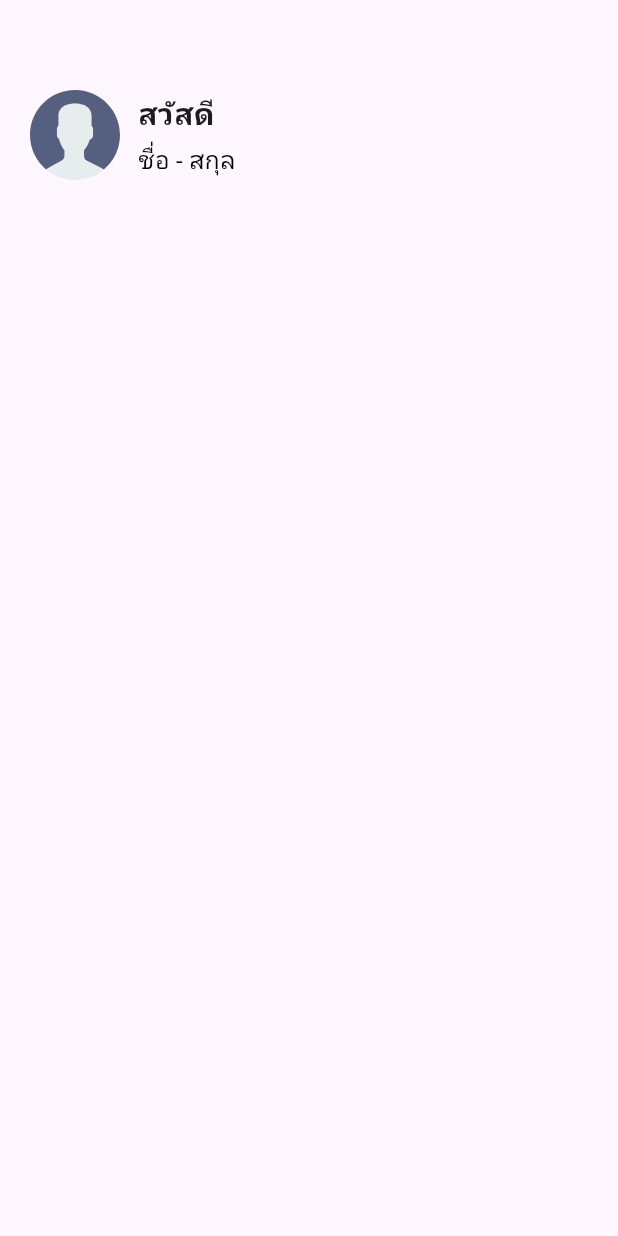
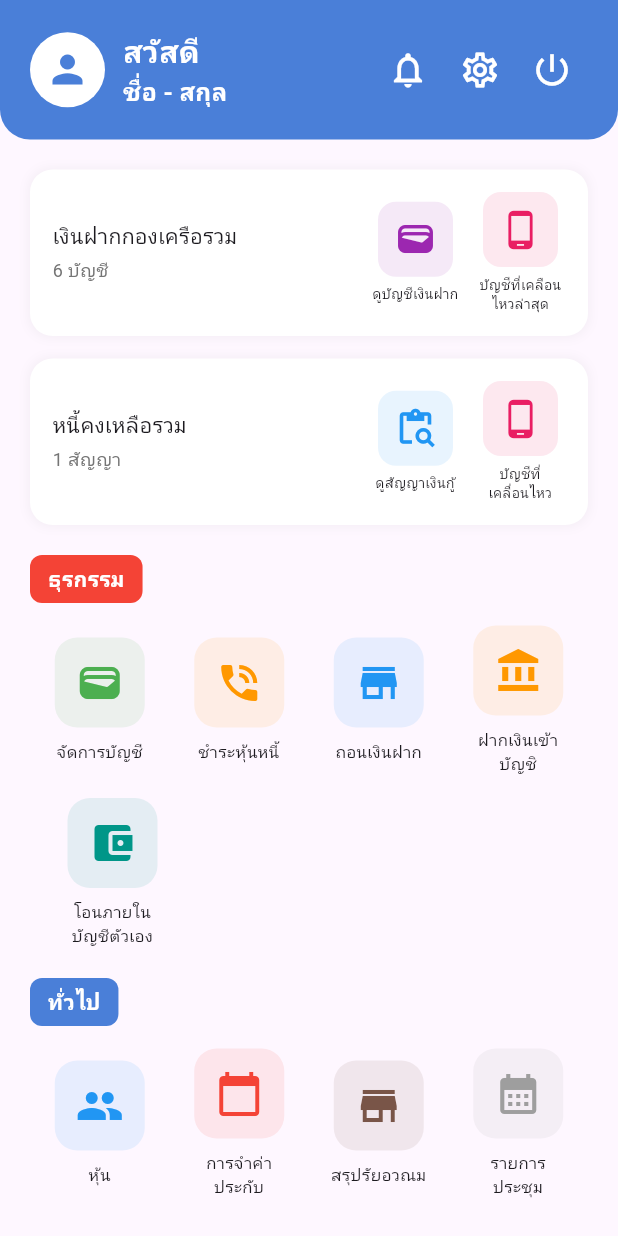
Before and after one commit to DemoEto/sko_flutter, a Flutter app: the HomePage screen opened directly, on a phone screen of 412 x 824 dp. Run offline on Flutter 3.47's test engine with Material 3 defaults, Android fonts, the phone set to English and light mode, and no system bars; our stand-ins replace flutter_svg; network calls fail.

```diff
--- a/lib/home/presentation/home_page.dart
+++ b/lib/home/presentation/home_page.dart
@@ -1,5 +1,8 @@
 import 'package:flutter/material.dart';
-import 'package:sko_flutter/home/presentation/user_widget.dart';
+import 'package:sko_flutter/home/presentation/widgets/titlenameWidget.dart';
+import 'package:sko_flutter/home/presentation/widgets/walletWidget.dart';
+import 'package:sko_flutter/home/presentation/widgets/transectionWidget.dart';
+import 'package:sko_flutter/home/presentation/widgets/generalWidget.dart';
 
 class HomePage extends StatefulWidget {
   const HomePage({super.key});
@@ -12,11 +15,31 @@ class _HomePageState extends State<HomePage> {
   @override
   Widget build(BuildContext context) {
     return Scaffold(
-      body: Column(
-        children: [
-          const SizedBox(height: 60,),
-          titlename(),
-        ],
+      body: SafeArea(
+        child: SingleChildScrollView(
+          child: Column(
+            crossAxisAlignment: CrossAxisAlignment.start,
+            children: const[
+              titlenameWidget(),
+              SizedBox(height: 20),
+
+              // ส่วนที่ 2: Wallet Section
+              walletWidget(),
+
+              SizedBox(height: 20),
+
+              // ส่วนที่ 3: Transaction Section
+              transactionWidget(),
+
+              SizedBox(height: 20),
+
+              // ส่วนที่ 4: General Section
+              generalWidget(),
+
+              SizedBox(height: 20),
+            ],
+          ),
+        ),
       ),
     );
   }
--- a/lib/home/presentation/user_widget.dart
+++ /dev/null
@@ -1,33 +0,0 @@
-import 'package:flutter/material.dart';
-import 'package:flutter_svg/flutter_svg.dart';
-
-Widget titlename() {
-  return Row(
-    mainAxisAlignment: MainAxisAlignment.start,
-    mainAxisSize: MainAxisSize.max,
-    children: [
-      const SizedBox(width: 20),
-      SvgPicture.asset('assets/icons/memberinfo_user.svg',
-        width: 60,
-        height: 60,
-      ),
-
-      const SizedBox(width: 12),
-
-      Column(
-        crossAxisAlignment: CrossAxisAlignment.start,
-        children: const [
-          Text(
-            "สวัสดี",
-            style: TextStyle(fontSize: 20, fontWeight: FontWeight.bold),
-          ),
-          SizedBox(height: 4),
-          Text(
-            "ชื่อ - สกุล", //TODO: string name
-            style: TextStyle(fontSize: 16, color: Colors.black),
-          ),
-        ],
-      ),
-    ],
-  );
-}
--- a/lib/home/presentation/wallet_widget.dart
+++ /dev/null
@@ -1,9 +0,0 @@
-import 'package:flutter/material.dart';
-
-Widget wallet() {
-  return Column(
-    children: [
-      SizedBox()
-    ],
-  );
-}
--- /dev/null
+++ b/lib/home/presentation/widgets/generalWidget.dart
@@ -0,0 +1,69 @@
+import 'package:flutter/material.dart';
+
+// Widget ที่ 4: General Widget
+class generalWidget extends StatelessWidget {
+  const generalWidget({Key? key}) : super(key: key);
+
+  @override
+  Widget build(BuildContext context) {
+    return Padding(
+      padding: const EdgeInsets.symmetric(horizontal: 20),
+      child: Column(
+        crossAxisAlignment: CrossAxisAlignment.start,
+        children: [
+          Container(
+            padding: const EdgeInsets.symmetric(horizontal: 12, vertical: 6),
+            decoration: BoxDecoration(
+              color: const Color(0xFF4A7FD8),
+              borderRadius: BorderRadius.circular(8),
+            ),
+            child: const Text(
+              'ทั่วไป',
+              style: TextStyle(
+                color: Colors.white,
+                fontWeight: FontWeight.bold,
+                fontSize: 14,
+              ),
+            ),
+          ),
+          const SizedBox(height: 15),
+          Row(
+            mainAxisAlignment: MainAxisAlignment.spaceAround,
+            children: [
+              _buildGeneralItem(Icons.people, 'หุ้น', Colors.blue),
+              _buildGeneralItem(Icons.calendar_today, 'การจำค่าประกับ', Colors.red),
+              _buildGeneralItem(Icons.store_mall_directory, 'สรุปรัยอวณม', Colors.brown),
+              _buildGeneralItem(Icons.calendar_month, 'รายการ\nประชุม', Colors.grey),
+            ],
+          ),
+        ],
+      ),
+    );
+  }
+
+  Widget _buildGeneralItem(IconData icon, String label, Color color) {
+    return Column(
+      children: [
+        Container(
+          width: 60,
+          height: 60,
+          decoration: BoxDecoration(
+            color: color.withOpacity(0.1),
+            borderRadius: BorderRadius.circular(15),
+          ),
+          child: Icon(icon, color: color, size: 32),
+        ),
+        const SizedBox(height: 8),
+        SizedBox(
+          width: 70,
+          child: Text(
+            label,
+            textAlign: TextAlign.center,
+            style: const TextStyle(fontSize: 11),
+            maxLines: 2,
+          ),
+        ),
+      ],
+    );
+  }
+}
--- /dev/null
+++ b/lib/home/presentation/widgets/titlenameWidget.dart
@@ -0,0 +1,135 @@
+import 'package:flutter/material.dart';
+import 'package:flutter_svg/flutter_svg.dart';
+import 'package:sko_flutter/notification/presentation/notification_page.dart';
+import 'package:sko_flutter/setting/presentation/setting_page.dart';
+
+class titlenameWidget extends StatelessWidget {
+  const titlenameWidget({super.key});
+
+  void _showNotifications(BuildContext context) {
+    Navigator.push(
+      context,
+      MaterialPageRoute(builder: (context) => const NotificationPage()),
+    );
+  }
+
+  void _showSettings(BuildContext context) {
+    Navigator.push(
+      context,
+      MaterialPageRoute(builder: (context) => const SettingPage()),
+    );
+  }
+
+  void _showLogout(BuildContext context) {
+    showDialog(
+      context: context,
+      builder: (BuildContext context) {
+        return AlertDialog(
+          title: const Text('ออกจากระบบ'),
+          content: const Text('คุณต้องการออกจากระบบหรือไม่?'),
+          actions: [
+            TextButton(
+              onPressed: () => Navigator.pop(context),
+              child: const Text('ยกเลิก'),
+            ),
+            TextButton(
+              onPressed: () {
+                Navigator.pop(context);
+                ScaffoldMessenger.of(context).showSnackBar(
+                  const SnackBar(content: Text('ออกจากระบบสำเร็จ')),
+                );
+              },
+              child: const Text('ยืนยัน'),
+            ),
+          ],
+        );
+      },
+    );
+  }
+
+  @override
+  Widget build(BuildContext context) {
+    return Container(
+      padding: const EdgeInsets.all(20),
+      decoration: const BoxDecoration(
+        color: Color(0xFF4A7FD8),
+        borderRadius: BorderRadius.only(
+          bottomLeft: Radius.circular(20),
+          bottomRight: Radius.circular(20),
+        ),
+      ),
+      child: Row(
+        mainAxisAlignment: MainAxisAlignment.spaceBetween,
+        children: [
+          Row(
+            children: [
+              Container(
+                width: 50,
+                height: 50,
+                decoration: BoxDecoration(
+                  color: Colors.white,
+                  borderRadius: BorderRadius.circular(25),
+                ),
+                child: const Icon(
+                  Icons.person,
+                  color: Color(0xFF4A7FD8),
+                  size: 30,
+                ),
+              ),
+              const SizedBox(width: 12),
+              Column(
+                crossAxisAlignment: CrossAxisAlignment.start,
+                children: [
+                  const Text(
+                    'สวัสดี',
+                    style: TextStyle(
+                      color: Colors.white,
+                      fontSize: 20,
+                      fontWeight: FontWeight.bold,
+                    ),
+                  ),
+                  const Text(
+                    'ชื่อ - สกุล', //todo: show name of user
+                    style: TextStyle(
+                      color: Colors.white,
+                      fontSize: 16,
+                      fontWeight: FontWeight.bold,
+                    ),
+                  ),
+                ],
+              ),
+            ],
+          ),
+          Row(
+            children: [
+              IconButton(
+                icon: const Icon(
+                  Icons.notifications_outlined,
+                  color: Colors.white,
+                  size: 28,
+                ),
+                onPressed: () => _showNotifications(context),
+              ),
+              IconButton(
+                icon: const Icon(
+                  Icons.settings_outlined,
+                  color: Colors.white,
+                  size: 28,
+                ),
+                onPressed: () => _showSettings(context),
+              ),
+              IconButton(
+                icon: const Icon(
+                  Icons.power_settings_new,
+                  color: Colors.white,
+                  size: 28,
+                ),
+                onPressed: () => _showLogout(context),
+              ),
+            ],
+          ),
+        ],
+      ),
+    );
+  }
+}
--- /dev/null
+++ b/lib/home/presentation/widgets/transectionWidget.dart
@@ -0,0 +1,89 @@
+import 'package:flutter/material.dart';
+import 'package:sko_flutter/login/presentation/login_page.dart';
+
+class transactionWidget extends StatelessWidget {
+  const transactionWidget({Key? key}) : super(key: key);
+
+  @override
+  Widget build(BuildContext context) {
+    return Padding(
+      padding: const EdgeInsets.symmetric(horizontal: 20),
+      child: Column(
+        crossAxisAlignment: CrossAxisAlignment.start,
+        children: [
+          Container(
+            padding: const EdgeInsets.symmetric(horizontal: 12, vertical: 6),
+            decoration: BoxDecoration(
+              color: Colors.red,
+              borderRadius: BorderRadius.circular(8),
+            ),
+            child: const Text(
+              'ธุรกรรม',
+              style: TextStyle(
+                color: Colors.white,
+                fontWeight: FontWeight.bold,
+                fontSize: 14,
+              ),
+            ),
+          ),
+          const SizedBox(height: 15),
+          Row(
+            mainAxisAlignment: MainAxisAlignment.spaceAround,
+            children: [
+              _buildTransactionItem(Icons.wallet, 'จัดการบัญชี', Colors.green),
+              _buildTransactionItem(
+                Icons.phone_in_talk,
+                'ชำระหุ้นหนี้',
+                Colors.orange,
+              ),
+              _buildTransactionItem(Icons.store, 'ถอนเงินฝาก', Colors.blue),
+              _buildTransactionItem(
+                Icons.account_balance,
+                'ฝากเงินเข้า\nบัญชิ',
+                Colors.orange,
+              ),
+            ],
+          ),
+          const SizedBox(height: 15),
+          Row(
+            mainAxisAlignment: MainAxisAlignment.start,
+            children: [
+              const SizedBox(width: 20),
+              _buildTransactionItem(
+                Icons.account_balance_wallet,
+                'โอนภายในบัญชีตัวเอง',
+                Colors.teal,
+              ),
+            ],
+          ),
+        ],
+      ),
+    );
+  }
+
+  Widget _buildTransactionItem(IconData icon, String label, Color color,) {
+    return Column(
+      children: [
+        Container(
+            width: 60,
+            height: 60,
+            decoration: BoxDecoration(
+              color: color.withOpacity(0.1),
+              borderRadius: BorderRadius.circular(15),
+            ),
+            child: Icon(icon, color: color, size: 32),
+        ),
+        const SizedBox(height: 8),
+        SizedBox(
+          width: 70,
+          child: Text(
+            label,
+            textAlign: TextAlign.center,
+            style: const TextStyle(fontSize: 11),
+            maxLines: 2,
+          ),
+        ),
+      ],
+    );
+  }
+}
--- /dev/null
+++ b/lib/home/presentation/widgets/walletWidget.dart
@@ -0,0 +1,123 @@
+import 'package:flutter/material.dart';
+import 'package:sko_flutter/saveing_account/presentation/saving_account_page.dart';
+import 'package:sko_flutter/saveing_account/presentation/recently_active_accounts_page.dart';
+import 'package:sko_flutter/loan_contract/presentation/loan_contract_page.dart';
+import 'package:sko_flutter/loan_contract/presentation/recently_active_loanaccounts_page.dart';
+
+
+
+class walletWidget extends StatelessWidget {
+  const walletWidget({Key? key}) : super(key: key);
+
+  @override
+  Widget build(BuildContext context) {
+    return Padding(
+      padding: const EdgeInsets.symmetric(horizontal: 20),
+      child: Column(
+        children: [
+          _buildWalletCard(
+            'เงินฝากกองเครือรวม',
+            '6 บัญชี', //todo: show number of saving account
+            [
+              _buildIconButton(context, Icons.wallet, 'ดูบัญชีเงินฝาก', Colors.purple, const SavingAccountPage()),
+              _buildIconButton(context, Icons.phone_android, 'บัญชีที่เคลือนไหวล่าสุด', Colors.pink, const RecentlyActiveAccountsPage()),
+            ],
+          ),
+          const SizedBox(height: 15),
+          _buildWalletCard(
+            'หนี้คงเหลือรวม',
+            '1 สัญญา', //todo: show number of contract
+            [
+              _buildIconButton(context, Icons.content_paste_search_outlined, 'ดูสัญญาเงินกู้', Colors.blue, const LoanContractPage()),
+              _buildIconButton(context, Icons.phone_android, 'บัญชีที่เคลื่อนไหวล่าสุด', Colors.pink, const RecentlyActiveLoanaccountsPage()),
+            ],
+          ),
+        ],
+      ),
+    );
+  }
+
+  Widget _buildWalletCard(String title, String subtitle, List<Widget> actions) {
+    return Container(
+      padding: const EdgeInsets.all(15),
+      decoration: BoxDecoration(
+        color: Colors.white,
+        borderRadius: BorderRadius.circular(15),
+        boxShadow: [
+          BoxShadow(
+            color: Colors.grey.withOpacity(0.1),
+            spreadRadius: 1,
+            blurRadius: 5,
+          ),
+        ],
+      ),
+      child: Row(
+        mainAxisAlignment: MainAxisAlignment.spaceBetween,
+        children: [
+          Column(
+            crossAxisAlignment: CrossAxisAlignment.start,
+            children: [
+              Text(
+                title,
+                style: const TextStyle(
+                  fontSize: 14,
+                  fontWeight: FontWeight.w500,
+                ),
+              ),
+              const SizedBox(height: 4),
+              Text(
+                subtitle,
+                style: TextStyle(
+                  fontSize: 12,
+                  color: Colors.grey[600],
+                ),
+              ),
+            ],
+          ),
+          Row(
+            children: actions,
+          ),
+        ],
+      ),
+    );
+  }
+
+  Widget _buildIconButton(BuildContext context, IconData icon, String label, Color color, Widget page) {
+    return Padding(
+      padding: const EdgeInsets.only(left: 10),
+      child: InkWell(
+        onTap: () {
+          Navigator.push(
+            context,
+            MaterialPageRoute(
+              builder:(context) => page,
+            )
+          );
+        },
+        child: Column(
+        children: [
+          Container(
+            width: 50,
+            height: 50,
+            decoration: BoxDecoration(
+              color: color.withOpacity(0.1),
+              borderRadius: BorderRadius.circular(12),
+            ),
+            child: Icon(icon, color: color, size: 28),
+          ),
+          const SizedBox(height: 5),
+          SizedBox(
+            width: 60,
+            child: Text(
+              label,
+              textAlign: TextAlign.center,
+              style: const TextStyle(fontSize: 9),
+              maxLines: 2,
+            ),
+          ),
+        ],
+      ),
+      )
+    );
+  }
+}
--- /dev/null
+++ b/lib/loan_contract/presentation/loan_contract_page.dart
@@ -0,0 +1,10 @@
+import 'package:flutter/material.dart';
+
+class LoanContractPage extends StatelessWidget {
+  const LoanContractPage({super.key});
+
+  @override
+  Widget build(BuildContext context) {
+    return const Placeholder();
+  }
+}
--- /dev/null
+++ b/lib/loan_contract/presentation/recently_active_loanaccounts_page.dart
@@ -0,0 +1,15 @@
+import 'package:flutter/material.dart';
+
+class RecentlyActiveLoanaccountsPage extends StatefulWidget {
+  const RecentlyActiveLoanaccountsPage({super.key});
+
+  @override
+  State<RecentlyActiveLoanaccountsPage> createState() => RecentlyActiveLoanaccountsPageState();
+}
+
+class RecentlyActiveLoanaccountsPageState extends State<RecentlyActiveLoanaccountsPage> {
+  @override
+  Widget build(BuildContext context) {
+    return const Placeholder();
+  }
+}
--- a/lib/main.dart
+++ b/lib/main.dart
@@ -1,5 +1,5 @@
 import 'package:flutter/material.dart';
-import 'package:sko_flutter/login/login_page.dart';
+import 'package:sko_flutter/login/presentation/login_page.dart';
 
 void main() {
   runApp(const MyApp());
--- /dev/null
+++ b/lib/notification/presentation/notification_page.dart
@@ -0,0 +1,15 @@
+import 'package:flutter/material.dart';
+
+class NotificationPage extends StatefulWidget {
+  const NotificationPage({super.key});
+
+  @override
+  State<NotificationPage> createState() => _NotificationPageState();
+}
+
+class _NotificationPageState extends State<NotificationPage> {
+  @override
+  Widget build(BuildContext context) {
+    return const Placeholder();
+  }
+}
--- /dev/null
+++ b/lib/saveing_account/presentation/recently_active_accounts_page.dart
@@ -0,0 +1,15 @@
+import 'package:flutter/material.dart';
+
+class RecentlyActiveAccountsPage extends StatefulWidget {
+  const RecentlyActiveAccountsPage({super.key});
+
+  @override
+  State<RecentlyActiveAccountsPage> createState() => _RecentlyActiveAccountsPageState();
+}
+
+class _RecentlyActiveAccountsPageState extends State<RecentlyActiveAccountsPage> {
+  @override
+  Widget build(BuildContext context) {
+    return const Placeholder();
+  }
+}
--- /dev/null
+++ b/lib/saveing_account/presentation/saving_account_page.dart
@@ -0,0 +1,10 @@
+import 'package:flutter/material.dart';
+
+class SavingAccountPage extends StatelessWidget {
+  const SavingAccountPage({super.key});
+
+  @override
+  Widget build(BuildContext context) {
+    return const Placeholder();
+  }
+}
--- /dev/null
+++ b/lib/saveing_account/presentation/transection/account_management_page.dart
@@ -0,0 +1,11 @@
+
+import 'package:flutter/material.dart';
+
+class AccountManagementPage extends StatelessWidget {
+  const AccountManagementPage({super.key});
+
+  @override
+  Widget build(BuildContext context) {
+    return const Placeholder();
+  }
+}
--- /dev/null
+++ b/lib/setting/presentation/setting_page.dart
@@ -0,0 +1,10 @@
+import 'package:flutter/material.dart';
+
+class SettingPage extends StatelessWidget {
+  const SettingPage({super.key});
+
+  @override
+  Widget build(BuildContext context) {
+    return const Placeholder();
+  }
+}
```
Also changed, not shown: lib/login/presentation/login_page.dart (renamed from lib/login/login_page.dart), lib/saveing_account/presentation/transection/deposit_page.dart (added), lib/saveing_account/presentation/transection/pay_debt_page.dart (added), lib/saveing_account/presentation/transection/transfer_ownaccount_page.dart (added), lib/saveing_account/presentation/transection/withdraw_page.dart (added).
